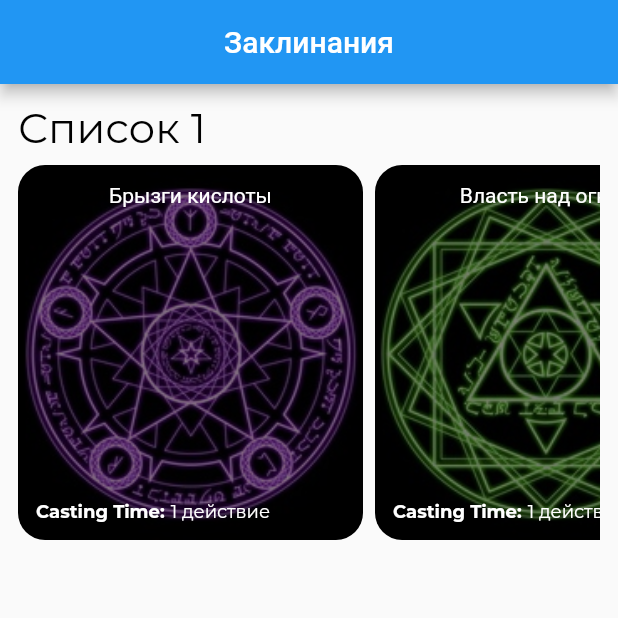
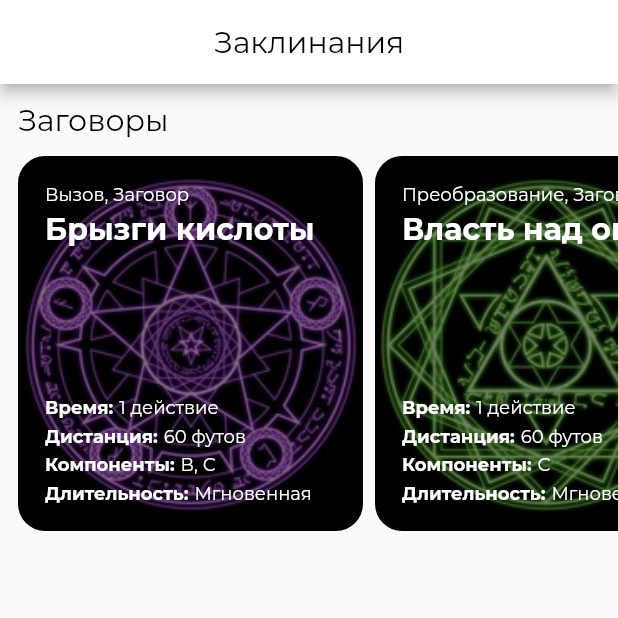
Before and after one commit to arthurKhasanov/SpellBook, a Flutter app: the screen it shows after launch, on a phone screen of 412 x 824 dp, the top half of it. Run offline on Flutter 3.47's test engine with Material 2 defaults, Android fonts, the phone set to English and light mode, and no system bars; our stand-ins replace dartz, equatable, flutter_bloc, get_it.

Commit message:
added spell_screan, spell_card

```diff
--- /dev/null
+++ b/lib/constants/card_desc_constants.dart
@@ -0,0 +1,8 @@
+class CardDescConstans {
+  static const castingTime = 'Время:';
+  static const rangeArea = 'Дистанция:';
+  static const components = 'Компоненты:';
+  static const duration = 'Длительность:';
+  static const classes = 'Классы:';
+  static const source = 'Источник:';
+}
--- a/lib/feature/presentation/pages/spell_screen.dart
+++ b/lib/feature/presentation/pages/spell_screen.dart
@@ -8,7 +8,7 @@ class HomePage extends StatelessWidget {
   Widget build(BuildContext context) {
     return Scaffold(
       appBar: AppBar(
-        title: const Text('Заклинания'),
+        title: const Text('Заклинания', style: TextStyle(color: Colors.black)),
         centerTitle: true,
       ),
       body: const SpellList(),
--- a/lib/feature/presentation/widgets/spell_card_widget.dart
+++ b/lib/feature/presentation/widgets/spell_card_widget.dart
@@ -1,12 +1,23 @@
 import 'package:flutter/material.dart';
+import 'package:spellbook/constants/card_desc_constants.dart';
 import 'package:spellbook/feature/data/model/spell_model.dart';
+import 'package:spellbook/feature/presentation/pages/spell_detail.dart';
+import 'package:spellbook/feature/presentation/widgets/spell_desc_row.dart';
+import 'package:spellbook/feature/presentation/widgets/spell_desc_title.dart';
 
 class SpellCard extends StatelessWidget {
   const SpellCard({Key? key, required this.spell}) : super(key: key);
   final SpellModel spell;
   @override
   Widget build(BuildContext context) {
-    return Container(
+    return GestureDetector(
+      onTap: () {
+        Navigator.push(
+            context,
+            MaterialPageRoute(
+                builder: (context) => SpellDetailScreen(spell: spell)));
+      },
+      child: Container(
         width: 230,
         decoration: BoxDecoration(
             image: DecorationImage(
@@ -17,48 +28,35 @@ class SpellCard extends StatelessWidget {
             ),
             borderRadius: BorderRadius.circular(18)),
         child: Padding(
-        padding: const EdgeInsets.all(12.0),
+          padding: const EdgeInsets.all(18.0),
           child: Column(
               mainAxisAlignment: MainAxisAlignment.spaceBetween,
               children: [
-            Column(
-              children: [
-                Text(spell.title, style: TextStyle(color: Colors.white)),
-              ],
+                SpellDescTitle(spell: spell, color: Colors.white,),
+                Column(children: [
+                  SpellDescRow(
+                      rowName: CardDescConstans.castingTime,
+                      rowDesc: spell.castingTime,),
+                  const SizedBox(
+                    height: 4,
                   ),
-            Column(
-              children: [
-                Row(
-                  children: [
-                    const Text(
-                      'Casting Time:',
-                      style: TextStyle(
-                          color: Colors.white,
-                          fontFamily: 'Montserrat',
-                          fontWeight: FontWeight.bold,
-                          fontSize: 12),
+                  SpellDescRow(
+                      rowName: CardDescConstans.rangeArea,
+                      rowDesc: spell.rangeArea,),
+                  const SizedBox(
+                    height: 4,
                   ),
+                  SpellDescRow(
+                      rowName: CardDescConstans.components,
+                      rowDesc: spell.components,),
                   const SizedBox(
-                      width: 4,
+                    height: 4,
                   ),
-                    Expanded(
-                      child: Text(
-                        spell.castingTime,
-                        style: const TextStyle(
-                            color: Colors.white,
-                            fontFamily: 'Montserrat',
-                            fontSize: 12
-                            ),
-                        overflow: TextOverflow.fade,
-                        maxLines: 1,
-                        softWrap: false,
-                      ),
-                    ),
-                  ],
-                )
-              ],
-            ),
-          ],
+                  SpellDescRow(
+                      rowName: CardDescConstans.duration,
+                      rowDesc: spell.duration,),
+                ]),
+              ]),
         ),
       ),
     );
--- /dev/null
+++ b/lib/feature/presentation/widgets/spell_desc_row.dart
@@ -0,0 +1,43 @@
+import 'package:flutter/material.dart';
+
+class SpellDescRow extends StatelessWidget {
+  final String rowName;
+  final String rowDesc;
+  const SpellDescRow({Key? key, required this.rowName, required this.rowDesc,r})
+      : super(key: key);
+
+  @override
+  Widget build(BuildContext context) {
+    return Column(
+      children: [
+        Row(
+          children: [
+            Text(
+              rowName,
+              style:const TextStyle(
+                  color: Colors.white,
+                  fontFamily: 'Montserrat',
+                  fontWeight: FontWeight.bold,
+                  fontSize: 12),
+            ),
+            const SizedBox(
+              width: 4,
+            ),
+            Expanded(
+              child: Text(
+                rowDesc,
+                style:const TextStyle(
+                    color: Colors.white,
+                    fontFamily: 'Montserrat',
+                    fontSize: 12),
+                overflow: TextOverflow.fade,
+                maxLines: 1,
+                softWrap: false,
+              ),
+            ),
+          ],
+        )
+      ],
+    );
+  }
+}
--- /dev/null
+++ b/lib/feature/presentation/widgets/spell_desc_title.dart
@@ -0,0 +1,50 @@
+import 'package:flutter/material.dart';
+import 'package:spellbook/feature/data/model/spell_model.dart';
+
+class SpellDescTitle extends StatelessWidget {
+  final SpellModel spell;
+  final Color color;
+  const SpellDescTitle({Key? key, required this.spell, required this.color}) : super(key: key);
+
+  @override
+  Widget build(BuildContext context) {
+    return Column(
+      crossAxisAlignment: CrossAxisAlignment.start,
+      children: [
+        Row(
+          children: [
+            Text(
+              spell.school,
+              style: TextStyle(
+                color: color,
+                fontSize: 12,
+              ),
+            ),
+            Text(
+              spell.level == 0 ? ', Заговор' : ', ${spell.level} уровень',
+              style: TextStyle(
+                color: color,
+                fontSize: 12,
+              ),
+            ),
+            Text(
+              spell.ritual ? ', Ритуал' : '',
+              style: TextStyle(
+                color: color,
+                fontSize: 12,
+              ),
+            ),
+          ],
+        ),
+        const SizedBox(
+          height: 4,
+        ),
+        Text(spell.title,
+            style: TextStyle(
+                color: color,
+                fontSize: 20,
+                fontWeight: FontWeight.bold)),
+      ],
+    );
+  }
+}
--- a/lib/feature/presentation/widgets/spell_list_widget.dart
+++ b/lib/feature/presentation/widgets/spell_list_widget.dart
@@ -23,27 +23,26 @@ class SpellList extends StatelessWidget {
       } else if (state is SpellListLoadedState) {
         spells = state.loadedSpellList;
       }
-      return Padding(
-        padding: const EdgeInsets.all(12.0),
-        child: Column(
+      return Column(
         crossAxisAlignment: CrossAxisAlignment.start,
         mainAxisSize: MainAxisSize.min,
         children: [
-            const Text(
-              'Список 1',
+          const Padding(
+            padding: EdgeInsets.all(12.0),
+            child: Text(
+              'Заговоры',
               style: TextStyle(
                 color: Colors.black,
-                  fontSize: 28,
+                fontSize: 20,
                 fontFamily: 'Montserrat',
-                  // fontWeight: FontWeight.w700,
+                // fontWeight: FontWeight.bold,
               ),
             ),
-            const SizedBox(
-              height: 8,
           ),
-            Container(
+          SizedBox(
             height: 250,
             child: ListView.separated(
+              padding: EdgeInsets.symmetric(horizontal: 12),
                 shrinkWrap: true,
                 scrollDirection: Axis.horizontal,
                 itemBuilder: (context, index) {
@@ -55,7 +54,6 @@ class SpellList extends StatelessWidget {
                 itemCount: spells.spells.length),
           ),
         ],
-        ),
       );
     });
   }
--- a/lib/main.dart
+++ b/lib/main.dart
@@ -22,7 +22,14 @@ class MyApp extends StatelessWidget {
           BlocProvider<SpellListCubit>(
               create: (context) => sl<SpellListCubit>()..loadSpells())
         ],
-        child: const MaterialApp(
+        child: MaterialApp(
+          debugShowCheckedModeBanner: false,
+          theme: ThemeData(
+              fontFamily: 'Montserrat',
+              backgroundColor: Colors.white,
+              appBarTheme: AppBarTheme(
+                backgroundColor: Colors.white,
+              )),
           home: SafeArea(child: HomePage()),
         ));
   }
```
Also changed, not shown: lib/feature/presentation/pages/spell_detail.dart (added, +109 -0 lines). Lines whose indentation alone changed are shown as unchanged.
